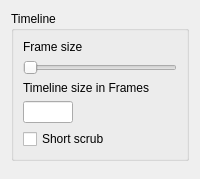
Before: the Qt Designer form app/ui/timelinepage.ui in pencil2d/pencil, drawn with Qt 5.
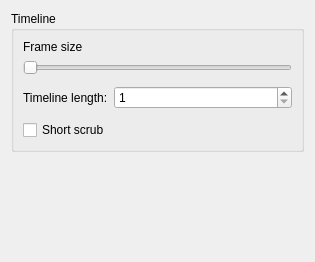
After: the same form once the commit is applied.

Commit message: Clean up - Remove the "clear recent file" in preference since it's in file menu now. - Revert connection changes - Change the timeline length input box from textbox to spinbox

```diff
--- a/app/ui/timelinepage.ui
+++ b/app/ui/timelinepage.ui
@@ -2,7 +2,18 @@
 <ui version="4.0">
  <class>TimelinePage</class>
  <widget class="QWidget" name="TimelinePage">
+  <property name="geometry">
+   <rect>
+    <x>0</x>
+    <y>0</y>
+    <width>315</width>
+    <height>262</height>
+   </rect>
+  </property>
   <layout class="QVBoxLayout" name="lay2">
+   <property name="spacing">
+    <number>7</number>
+   </property>
    <item>
     <widget class="QGroupBox" name="timeLineBox">
      <property name="title">
@@ -30,27 +41,37 @@
        </widget>
       </item>
       <item>
-       <widget class="QLabel" name="lengthSizeLabel">
-        <property name="text">
-         <string>Timeline size in Frames</string>
+       <layout class="QHBoxLayout" name="horizontalLayout">
+        <property name="topMargin">
+         <number>5</number>
         </property>
-       </widget>
-      </item>
-      <item>
-       <widget class="QLineEdit" name="lengthSize">
-        <property name="minimumSize">
-         <size>
-          <width>50</width>
-          <height>0</height>
-         </size>
+        <property name="bottomMargin">
+         <number>5</number>
         </property>
-        <property name="maximumSize">
-         <size>
-          <width>50</width>
-          <height>16777215</height>
-         </size>
-        </property>
-       </widget>
+        <item>
+         <widget class="QLabel" name="lengthSizeLabel">
+          <property name="sizePolicy">
+           <sizepolicy hsizetype="Fixed" vsizetype="Preferred">
+            <horstretch>0</horstretch>
+            <verstretch>0</verstretch>
+           </sizepolicy>
+          </property>
+          <property name="text">
+           <string comment="Preferences">Timeline length:</string>
+          </property>
+         </widget>
+        </item>
+        <item>
+         <widget class="QSpinBox" name="timelineLength">
+          <property name="minimum">
+           <number>1</number>
+          </property>
+          <property name="maximum">
+           <number>9999</number>
+          </property>
+         </widget>
+        </item>
+       </layout>
       </item>
       <item>
        <widget class="QCheckBox" name="scrubBox">
@@ -67,6 +88,12 @@
      <property name="orientation">
       <enum>Qt::Vertical</enum>
      </property>
+     <property name="sizeHint" stdset="0">
+      <size>
+       <width>0</width>
+       <height>0</height>
+      </size>
+     </property>
     </spacer>
    </item>
   </layout>
```
Left out of the diff: 51 changed lines with no effect on the pictures. The commit also changes 8 other files.
